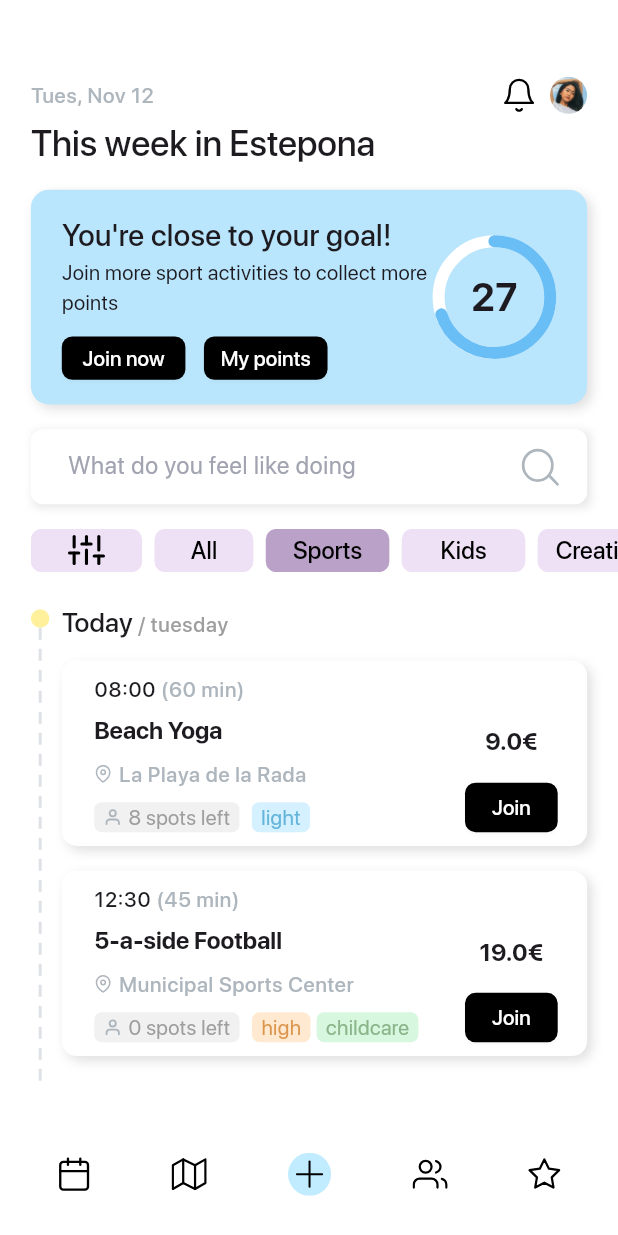
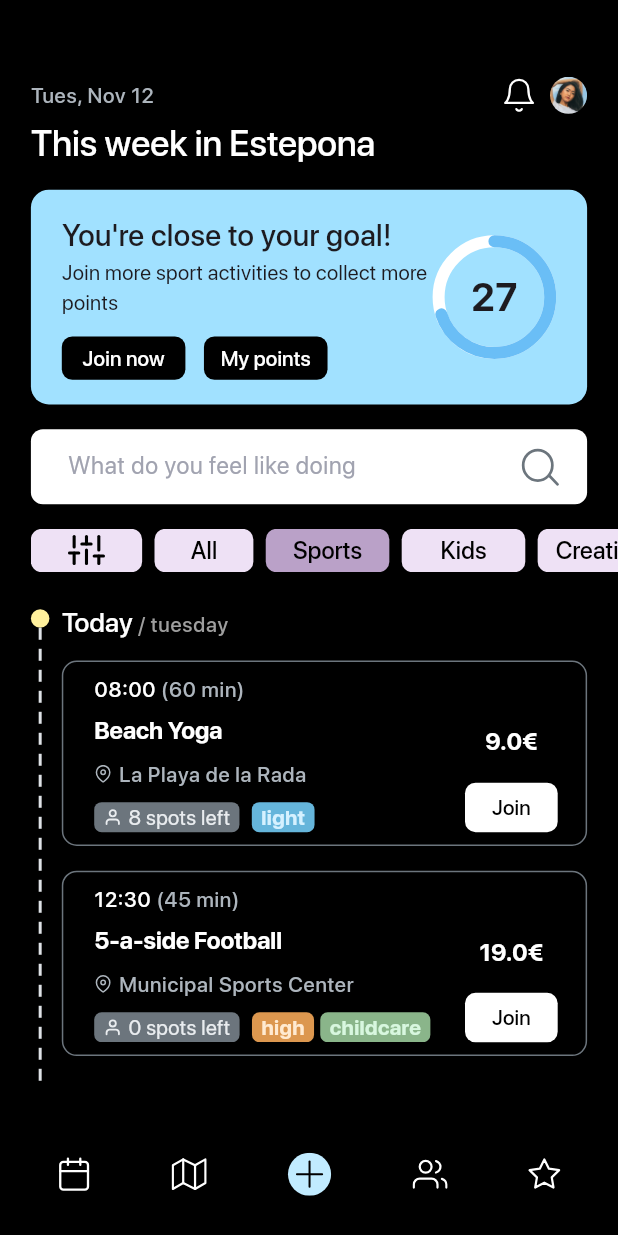
Before and after one commit to DarienRomero/SportsApp, a Flutter app: the screen it shows after launch, after a tap on "Sports", on a phone screen of 412 x 824 dp. Run offline on Flutter 3.47's test engine with Material 3 defaults, Android fonts, the phone set to English and light mode, and no system bars; drawn by our look-alikes of dotted_line, percent_indicator; our stand-ins replace dartz, equatable, flutter_bloc, flutter_svg, get_it, sentry_flutter.

Commit message:
ui: fixes

```diff
--- a/lib/features/activities/data/datasources/mock/activities_repository_mock_datasource_impl.dart
+++ b/lib/features/activities/data/datasources/mock/activities_repository_mock_datasource_impl.dart
@@ -29,8 +29,10 @@ class ActivitiesRepositoryMockDataSourceImpl implements ActivitiesRepositoryMock
           labels: [
             LabelModel(
               label: "light",
-              labelColor: "65B5DB",
-              backgroundColor: "D5F1FF"
+              labelColorLight: "65B5DB",
+              backgroundColorLight: "D5F1FF",
+              labelColorDark: "D5F1FF",
+              backgroundColorDark: "65B5DB"
             )
           ],
           category: "Sports"
@@ -46,13 +48,17 @@ class ActivitiesRepositoryMockDataSourceImpl implements ActivitiesRepositoryMock
           labels: [
             LabelModel(
               label: "medium",
-              labelColor: "C9A4F2",
-              backgroundColor: "F3E8FF"
+              labelColorLight: "C9A4F2",
+              backgroundColorLight: "F3E8FF",
+              labelColorDark: "F3E8FF",
+              backgroundColorDark: "C9A4F2"
             ),
             LabelModel(
               label: "childcare",
-              labelColor: "8AB58A",
-              backgroundColor: "D8F7DF"
+              labelColorLight: "8AB58A",
+              backgroundColorLight: "D8F7DF",
+              labelColorDark: "D8F7DF",
+              backgroundColorDark: "8AB58A"
             ),
           ],
           category: "Yoga"
@@ -68,13 +74,17 @@ class ActivitiesRepositoryMockDataSourceImpl implements ActivitiesRepositoryMock
           labels: [
             LabelModel(
               label: "high",
-              labelColor: "DC974F",
-              backgroundColor: "FFEAD1"
+              labelColorLight: "DC974F",
+              backgroundColorLight: "FFEAD1",
+              labelColorDark: "FFEAD1",
+              backgroundColorDark: "DC974F"
             ),
             LabelModel(
               label: "childcare",
-              labelColor: "8AB58A",
-              backgroundColor: "D8F7DF"
+              labelColorLight: "8AB58A",
+              backgroundColorLight: "D8F7DF",
+              labelColorDark: "D8F7DF",
+              backgroundColorDark: "8AB58A"
             ),
           ],
           category: "Sports"
@@ -90,13 +100,17 @@ class ActivitiesRepositoryMockDataSourceImpl implements ActivitiesRepositoryMock
           labels: [
             LabelModel(
               label: "high",
-              labelColor: "DC974F",
-              backgroundColor: "FFEAD1"
+              labelColorLight: "DC974F",
+              backgroundColorLight: "FFEAD1",
+              labelColorDark: "FFEAD1",
+              backgroundColorDark: "DC974F"
             ),
             LabelModel(
               label: "childcare",
-              labelColor: "8AB58A",
-              backgroundColor: "D8F7DF"
+              labelColorLight: "8AB58A",
+              backgroundColorLight: "D8F7DF",
+              labelColorDark: "D8F7DF",
+              backgroundColorDark: "8AB58A"
             ),
           ],
           category: "Kids",
--- a/lib/features/activities/domain/entities/label_entity.dart
+++ b/lib/features/activities/domain/entities/label_entity.dart
@@ -2,29 +2,39 @@ import 'package:equatable/equatable.dart';
 
 class LabelEntity extends Equatable{
   final String label;
-  final String labelColor;
-  final String backgroundColor;
+  final String labelColorLight;
+  final String backgroundColorLight;
+  final String labelColorDark;
+  final String backgroundColorDark;
 
   const LabelEntity({
     required this.label,
-    required this.labelColor,
-    required this.backgroundColor,
+    required this.labelColorLight,
+    required this.backgroundColorLight,
+    required this.labelColorDark,
+    required this.backgroundColorDark,
   });
 
   LabelEntity copyWith({
     String? label,
-    String? labelColor,
-    String? backgroundColor,
+    String? labelColorLight,
+    String? backgroundColorLight,
+    String? labelColorDark,
+    String? backgroundColorDark,
   }) => LabelEntity(
     label: label ?? this.label,
-    labelColor: labelColor ?? this.labelColor,
-    backgroundColor: backgroundColor ?? this.backgroundColor,
+    labelColorLight: labelColorLight ?? this.labelColorLight,
+    backgroundColorLight: backgroundColorLight ?? this.backgroundColorLight,
+    labelColorDark: labelColorDark ?? this.labelColorDark,
+    backgroundColorDark: backgroundColorDark ?? this.backgroundColorDark,
   );
 
   @override
   List<Object?> get props => [
     label,
-    labelColor,
-    backgroundColor,
+    labelColorLight,
+    backgroundColorLight,
+    labelColorDark,
+    backgroundColorDark,
   ];
 }
--- a/lib/features/activities/presentation/widgets/today_activities/activity_card.dart
+++ b/lib/features/activities/presentation/widgets/today_activities/activity_card.dart
@@ -5,6 +5,7 @@ import 'package:news_app/core/custom_icons.dart';
 import 'package:news_app/core/utils.dart';
 import 'package:news_app/features/activities/domain/entities/activity_entity.dart';
 import 'package:news_app/features/activities/presentation/widgets/today_activities/activity_label.dart';
+import 'package:news_app/features/activities/presentation/widgets/today_activities/spots_label.dart';
 import 'package:news_app/features/common/presentation/widgets/common_button.dart';
 import 'package:news_app/features/common/presentation/widgets/custom_svg_icon.dart';
 import 'package:news_app/features/common/presentation/widgets/h_spacing.dart';
@@ -86,33 +87,27 @@ class ActivityCard extends StatelessWidget {
                   ),
                   Container(
                     padding: EdgeInsets.only(
-                      bottom: mqHeigth(context, 1)
+                      bottom: mqHeigth(context, kIsWeb ? 2 : 1)
                     ),
                     child: Row(
                       children: [
                         Container(
-                          padding: EdgeInsets.symmetric(
-                            horizontal: mqWidth(context, 1.5)
+                          width: mqWidth(context, kIsWeb ? 30 : 55),
+                          child: SingleChildScrollView(
+                            scrollDirection: Axis.horizontal,
+                            child: Row(
+                              children: [
+                                SpotsLabel(
+                                  activityEntity: activityEntity,
+                                ),
+                                HSpacing(kIsWeb ? 0.5 : 2),
+                                ...activityEntity.labels.map((labelEntity) => ActivityLabel(
+                                  labelEntity: labelEntity
+                                )).toList()
+                              ]
+                            )
                           ),
-                          decoration: BoxDecoration(
-                            borderRadius: BorderRadius.circular(5),
-                            color: Color(0xffF1F1F1)
-                          ),
-                          child: Row(
-                            children: [
-                              HSpacing(kIsWeb ? 0.5 : 0),
-                              CustomSVGIcon(path: CustomIcons.userIcon, sizePer: kIsWeb ? 1: 3),
-                              HSpacing(kIsWeb ? 0.5 : 1),
-                              Text("${activityEntity.availableSpots} ${activityEntity.availableSpots == 1 ? 'spot' : 'spots'} left", style: TextStyle(
-                                color: Color(0xff9E9E9E)
-                              ))
-                            ],
-                          ),
-                        ),
-                        HSpacing(2),
-                        ...activityEntity.labels.map((labelEntity) => ActivityLabel(
-                          labelEntity: labelEntity
-                        )).toList()
+                        )
                       ],
                     ),
                   )
--- a/lib/features/activities/presentation/widgets/today_activities/activity_label.dart
+++ b/lib/features/activities/presentation/widgets/today_activities/activity_label.dart
@@ -1,3 +1,4 @@
+import 'package:flutter/foundation.dart';
 import 'package:flutter/material.dart';
 import 'package:news_app/core/extensions/extensions.dart';
 import 'package:news_app/core/utils.dart';
@@ -12,22 +13,28 @@ class ActivityLabel extends StatelessWidget {
 
   @override
   Widget build(BuildContext context) {
+    var isDarkMode = Theme.of(context).scaffoldBackgroundColor == Colors.black;
     return Container(
       margin: EdgeInsets.only(
-        right: mqWidth(context, 1)
+        right: mqWidth(context, kIsWeb ? 0.5 : 1)
       ),
       padding: EdgeInsets.symmetric(
         horizontal: mqWidth(context, 1.5)
       ),
       decoration: BoxDecoration(
         borderRadius: BorderRadius.circular(5),
-        color: labelEntity.backgroundColor.toColor()
+        color: isDarkMode ?
+          labelEntity.backgroundColorDark.toColor():
+          labelEntity.backgroundColorLight.toColor()
       ),
       child: Row(
         children: [
           Text(labelEntity.label, style: TextStyle(
-            color: labelEntity.labelColor.toColor()
-          ))
+            color: isDarkMode ?
+            labelEntity.labelColorDark.toColor():
+            labelEntity.labelColorLight.toColor(),
+            fontWeight: FontWeight.w700
+          ),)
         ],
       ),
     );
--- a/lib/features/activities/presentation/widgets/today_activities/category_selector.dart
+++ b/lib/features/activities/presentation/widgets/today_activities/category_selector.dart
@@ -36,7 +36,7 @@ class CategorySelector extends StatelessWidget {
                 color:  Color(0xffEEE1F5),
                 elevation: 0,
               ),
-              HSpacing(2),
+              HSpacing(kIsWeb ? 0.5 : 2),
               CustomButton(
                 onPressed: (){
                   final activitiesBloc = BlocProvider.of<ActivitiesBloc>(context, listen: false);
@@ -51,7 +51,7 @@ class CategorySelector extends StatelessWidget {
                 color: activitiesState.categorySelected == "All" ? Color(0xffBAA1C8) : Color(0xffEEE1F5),
                 elevation: 0,
               ),
-              HSpacing(2),
+              HSpacing(kIsWeb ? 0.5 : 2),
               CustomButton(
                 onPressed: (){
                   final activitiesBloc = BlocProvider.of<ActivitiesBloc>(context, listen: false);
@@ -66,7 +66,7 @@ class CategorySelector extends StatelessWidget {
                 color: activitiesState.categorySelected == "Sports" ? Color(0xffBAA1C8) : Color(0xffEEE1F5),
                 elevation: 0,
               ),
-              HSpacing(2),
+              HSpacing(kIsWeb ? 0.5 : 2),
               CustomButton(
                 onPressed: (){
                   final activitiesBloc = BlocProvider.of<ActivitiesBloc>(context, listen: false);
@@ -81,7 +81,7 @@ class CategorySelector extends StatelessWidget {
                 color: activitiesState.categorySelected == "Kids" ? Color(0xffBAA1C8) : Color(0xffEEE1F5),
                 elevation: 0,
               ),
-               HSpacing(2),
+              HSpacing(kIsWeb ? 0.5 : 2),
               CustomButton(
                 onPressed: (){
                   final activitiesBloc = BlocProvider.of<ActivitiesBloc>(context, listen: false);
--- a/lib/features/activities/presentation/widgets/today_activities/search_box.dart
+++ b/lib/features/activities/presentation/widgets/today_activities/search_box.dart
@@ -10,6 +10,7 @@ class SearchBox extends StatelessWidget {
 
   @override
   Widget build(BuildContext context) {
+    var isDarkMode = Theme.of(context).scaffoldBackgroundColor == Colors.black;
     return CustomTextField(
       hintText: "What do you feel like doing",
       label: "",
@@ -21,7 +22,7 @@ class SearchBox extends StatelessWidget {
       leftPaddingPer: kIsWeb ? 1.5 : 5,
       hintStyle: kIsWeb ? TextStyle(
         fontSize: 12,
-        color: Color(0xffADB5BD)
+        color: isDarkMode ? Color(0xff6C757D) : Color(0xffADB5BD)
       ) : null,
       contentPadding: kIsWeb ? 10 : 15,
       fillColor: Colors.white,
@@ -34,6 +35,7 @@ class SearchBox extends StatelessWidget {
         child: CustomSVGIcon(
           path: CustomIcons.searchIcon,
           sizePer: kIsWeb ? 3 : 6,
+          color: isDarkMode ? Color(0xff6C757D) : null
         ),
       ),
     );
--- /dev/null
+++ b/lib/features/activities/presentation/widgets/today_activities/spots_label.dart
@@ -0,0 +1,43 @@
+import 'package:flutter/foundation.dart';
+import 'package:flutter/material.dart';
+import 'package:news_app/core/custom_icons.dart';
+import 'package:news_app/core/utils.dart';
+import 'package:news_app/features/activities/domain/entities/activity_entity.dart';
+import 'package:news_app/features/common/presentation/widgets/custom_svg_icon.dart';
+import 'package:news_app/features/common/presentation/widgets/h_spacing.dart';
+
+class SpotsLabel extends StatelessWidget {
+  final ActivityEntity activityEntity;
+  const SpotsLabel({
+    super.key,
+    required this.activityEntity,
+  });
+
+  @override
+  Widget build(BuildContext context) {
+    var isDarkMode = Theme.of(context).scaffoldBackgroundColor == Colors.black;
+    return Container(
+      padding: EdgeInsets.symmetric(
+        horizontal: mqWidth(context, 1.5)
+      ),
+      decoration: BoxDecoration(
+        borderRadius: BorderRadius.circular(5),
+        color: isDarkMode ? Color(0xff6C757D) :Color(0xffF1F1F1)
+      ),
+      child: Row(
+        children: [
+          HSpacing(kIsWeb ? 0.5 : 0),
+          CustomSVGIcon(
+            path: CustomIcons.userIcon,
+            sizePer: kIsWeb ? 1: 3,
+            color: isDarkMode ? Color(0xffE9ECEF) : null
+          ),
+          HSpacing(kIsWeb ? 0.5 : 1),
+          Text("${activityEntity.availableSpots} ${activityEntity.availableSpots == 1 ? 'spot' : 'spots'} left", style: TextStyle(
+            color: isDarkMode ? Color(0xffE9ECEF) : Color(0xff9E9E9E)
+          ))
+        ],
+      ),
+    );
+  }
+}
--- a/lib/main.dart
+++ b/lib/main.dart
@@ -57,7 +57,7 @@ class MyApp extends StatelessWidget {
       child: MaterialApp(
         title: 'DeportesApp',
         debugShowCheckedModeBanner: false,
-        theme: Themes.lightMode,
+        theme: Themes.darkMode,
         home: RouterPage()
       ),
     );
```
Also changed, not shown: lib/features/activities/data/models/label_model.dart (+16 -8 lines), lib/features/activities/presentation/widgets/today_activities/activities_list.dart (+63 -27 lines).
